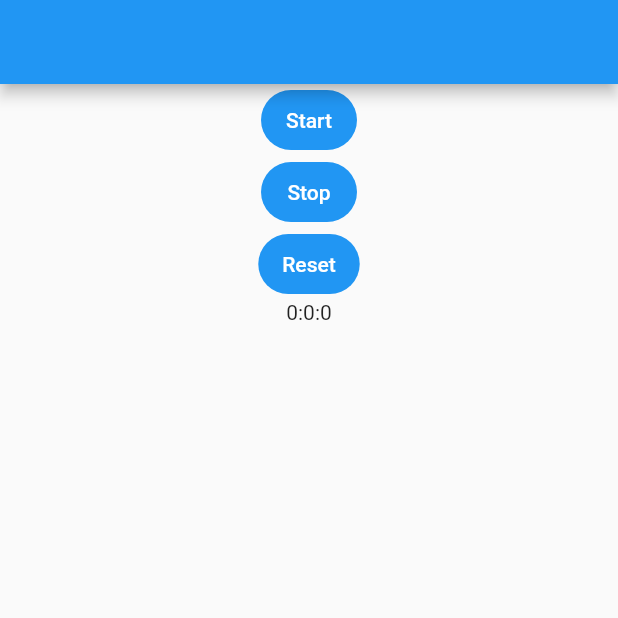
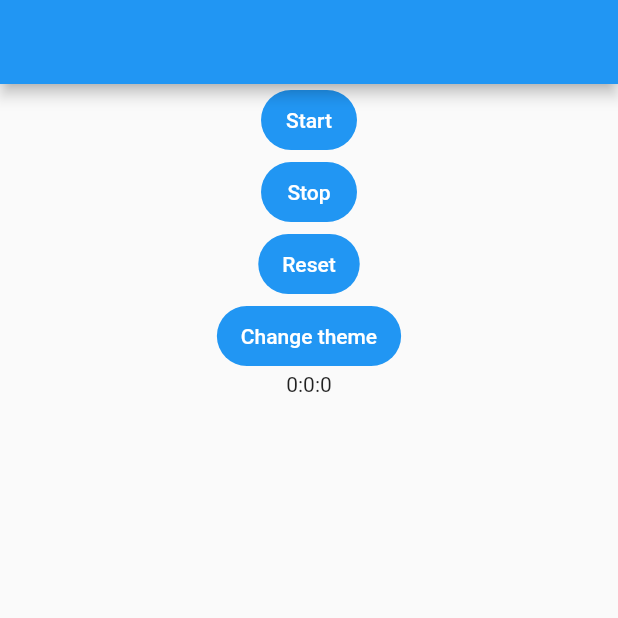
Before and after one commit to kondayutarou/StopWatch, a Flutter app: the screen it shows after launch, on a phone screen of 412 x 824 dp, the top half of it. Run offline on Flutter 3.47's test engine with Material 2 defaults, Android fonts, the phone set to English and light mode, and no system bars.

Commit message:
Add theme function

```diff
--- a/lib/view/HomeView.dart
+++ b/lib/view/HomeView.dart
@@ -1,9 +1,19 @@
 import 'dart:async';
 
 import 'package:flutter/material.dart';
-import 'package:stop_watch_timer/stop_watch_timer.dart';
+import 'package:provider/provider.dart';
 import 'package:stopwatch/StopWatchUtil.dart';
 
+class StopWatchTheme extends ChangeNotifier {
+  ThemeData current = ThemeData.light();
+  bool _isDark = false;
+
+  void toggle() {
+    _isDark = !_isDark;
+    current = _isDark ? ThemeData.dark() : ThemeData.light();
+    notifyListeners();
+  }
+}
 
 class MyApp extends StatefulWidget {
   const MyApp({super.key});
@@ -35,8 +45,11 @@ class MyAppState extends State<MyApp> {
 
   @override
   Widget build(BuildContext context) {
-
+    return ChangeNotifierProvider(create: (_) => StopWatchTheme(),
+    child: Consumer<StopWatchTheme>(
+      builder: (context, theme, _) {
         return MaterialApp(
+          theme: theme.current,
           home: Scaffold(
             appBar: AppBar(),
             body: Column(
@@ -50,6 +63,9 @@ class MyAppState extends State<MyApp> {
                 FilledButton(onPressed: () {
                   _stopWatchTimer.reset();
                 }, child: Text("Reset")),
+                FilledButton(onPressed: () {
+                  Provider.of<StopWatchTheme>(context, listen: false).toggle();
+                }, child: Text("Change theme")),
                 Row(
                   mainAxisAlignment: MainAxisAlignment.center,
                   children: [
@@ -64,5 +80,10 @@ class MyAppState extends State<MyApp> {
             ),
           ),
         );
+      },
+    )
+    );
+
+
   }
 }
--- a/pubspec.yaml
+++ b/pubspec.yaml
@@ -29,6 +29,7 @@ environment:
 # versions available, run `flutter pub outdated`.
 dependencies:
   stop_watch_timer: ^2.0.0
+  provider: ^6.0.5
   rxdart: ^0.27.7
   flutter:
     sdk: flutter
```
Also changed, not shown: pubspec.lock. Lines whose indentation alone changed are shown as unchanged.
